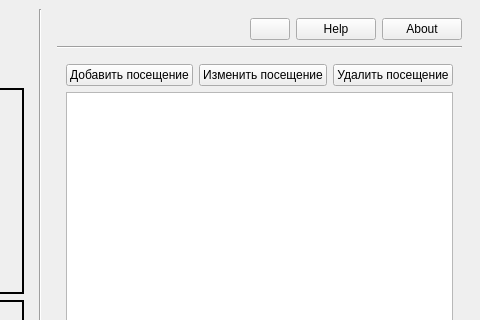
Qt form ui_templates/windows/main_window.ui (IliaSuponeff/StudentsAccounting) before a commit; both pictures show x 720 to 1200 and y 0 to 320 of the 1200 by 740 pixel window.
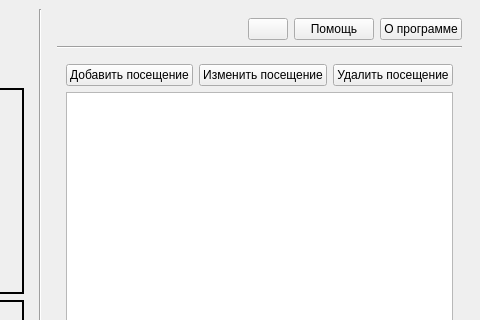
The same form after that commit.

```diff
--- a/ui_templates/windows/main_window.ui
+++ b/ui_templates/windows/main_window.ui
@@ -805,7 +805,7 @@
             </sizepolicy>
            </property>
            <property name="text">
-            <string>Help</string>
+            <string>Помощь</string>
            </property>
            <property name="flat">
             <bool>false</bool>
@@ -821,7 +821,7 @@
             </sizepolicy>
            </property>
            <property name="text">
-            <string>About</string>
+            <string>О программе</string>
            </property>
            <property name="flat">
             <bool>false</bool>
```
